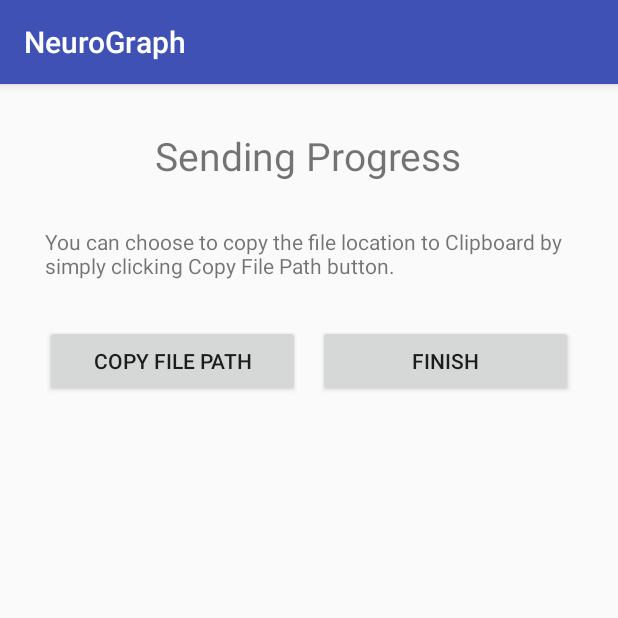
After one commit to JiashuWu/NeuroGraph, an Android app: the DisplaySendingActivity screen opened directly, with no data from a screen before it, on a phone screen of 412 x 824 dp, the top half of it. The commit adds this screen. Run offline under Robolectric (Android 15) with nearby library versions, the phone set to English and light mode, and no system bars.

Commit message:
Added DisplaySendingActivity; its layout and implementations;

```diff
--- a/app/src/main/AndroidManifest.xml
+++ b/app/src/main/AndroidManifest.xml
@@ -119,7 +119,8 @@
             android:configChanges="locale|fontScale"
             android:screenOrientation="landscape" />
         <activity android:name=".TransferTestSelectionActivity" />
-        <activity android:name=".DisplayProgressActivity"></activity>
+        <activity android:name=".DisplayProgressActivity" />
+        <activity android:name=".DisplaySendingActivity"></activity>
     </application>
 
 </manifest>
--- /dev/null
+++ b/app/src/main/java/com/example/jiashuwu/neurograph/DisplaySendingActivity.java
@@ -0,0 +1,172 @@
+package com.example.jiashuwu.neurograph;
+
+import android.app.AlertDialog;
+import android.app.ProgressDialog;
+import android.content.ClipData;
+import android.content.ClipboardManager;
+import android.content.Context;
+import android.content.DialogInterface;
+import android.content.Intent;
+import android.os.Handler;
+import android.os.Message;
+import android.support.v7.app.AppCompatActivity;
+import android.os.Bundle;
+import android.util.Log;
+import android.view.View;
+import android.widget.Button;
+import android.widget.ProgressBar;
+import android.widget.TextView;
+import android.widget.Toast;
+
+public class DisplaySendingActivity extends AppCompatActivity {
+
+    private int count = 0;
+    private ProgressDialog progressDialog;
+
+    private TextView file_location_textview;
+
+    private Button finish_button;
+    private Button copy_file_path_button;
+
+    private int frequency_per_second = 360;
+
+    private final Handler handler = new Handler()
+    {
+        public void handleMessgae (Message message)
+        {
+            final int what = message.what;
+            switch (what)
+            {
+                case 0: updateTextview();
+            }
+        }
+    };
+
+    private void updateTextview ()
+    {
+        file_location_textview.setText(Sharing.file_path);
+    }
+
+    @Override
+    protected void onCreate(Bundle savedInstanceState) {
+        super.onCreate(savedInstanceState);
+        setContentView(R.layout.activity_display_sending);
+
+        Log.d("PROGRESSES", String.valueOf(Sharing.number_of_item_in_total));
+
+        file_location_textview = (TextView) findViewById(R.id.display_sending_file_location_textview);
+        finish_button = (Button) findViewById(R.id.display_sending_finish_button);
+        copy_file_path_button = (Button) findViewById(R.id.display_sending_copy_file_path_button);
+
+        file_location_textview.setText("You can choose to copy the file location to Clipboard by simply clicking Copy File Path button. ");
+
+        copy_file_path_button.setOnClickListener(new View.OnClickListener() {
+            @Override
+            public void onClick(View v) {
+                ClipboardManager clipboardManager = (ClipboardManager) getSystemService(Context.CLIPBOARD_SERVICE);
+                ClipData clipData = ClipData.newPlainText("file_path",Sharing.file_path);
+                clipboardManager.setPrimaryClip(clipData);
+                Toast.makeText(DisplaySendingActivity.this, "File Path copied to clipboard.", Toast.LENGTH_LONG).show();
+            }
+        });
+
+        finish_button.setOnClickListener(new View.OnClickListener() {
+            @Override
+            public void onClick(View v) {
+                Intent intent = new Intent(DisplaySendingActivity.this, DataListActivity.class);
+                startActivity(intent);
+                DisplaySendingActivity.this.finish();
+            }
+        });
+
+        progressDialog = new ProgressDialog(this);
+        progressDialog.setProgressStyle(ProgressDialog.STYLE_HORIZONTAL);
+        progressDialog.setCancelable(false);
+        progressDialog.setCanceledOnTouchOutside(false);
+        progressDialog.setTitle("Processing");
+        progressDialog.setMax(Sharing.number_of_item_in_total);
+        progressDialog.setMessage("Please waiting while processing");
+        progressDialog.show();
+        new Thread(new Runnable() {
+            @Override
+            public void run() {
+                int i = 0;
+                while(i < 100)
+                {
+                    try
+                    {
+                        int waiting_time =  Sharing.number_of_item_in_total / frequency_per_second *1000 / 100;
+                        Log.d("processing", String.valueOf(Sharing.number_of_item_in_total));
+                        Log.d("processing", String.valueOf(waiting_time));
+                        Thread.sleep(waiting_time);
+                        progressDialog.incrementProgressBy(Sharing.number_of_item_in_total / 100);
+                        i++;
+                    }
+                    catch (Exception e)
+                    {
+                        e.printStackTrace();
+                    }
+                }
+                progressDialog.setProgress(100);
+                progressDialog.dismiss();
+            }
+        }).start();
+
+
+        /*
+        AlertDialog.Builder builder = new AlertDialog.Builder(DisplayProgressActivity.this);
+        builder.setTitle("Successfully Saved");
+        builder.setCancelable(false);
+        builder.setMessage("The file has been saved into the file system.");
+        builder.setPositiveButton("OK", new DialogInterface.OnClickListener() {
+            @Override
+            public void onClick(DialogInterface dialog, int which) {
+                Intent intent = new Intent(DisplayProgressActivity.this, DataListActivity.class);
+                startActivity(intent);
+                DisplayProgressActivity.this.finish();
+            }
+        });
+        builder.setNegativeButton("Copy File Path", new DialogInterface.OnClickListener() {
+            @Override
+            public void onClick(DialogInterface dialog, int which) {
+                ClipboardManager clipboardManager = (ClipboardManager) getSystemService(Context.CLIPBOARD_SERVICE);
+                ClipData clipData = ClipData.newPlainText("file_path",Sharing.file_path);
+                clipboardManager.setPrimaryClip(clipData);
+                Toast.makeText(DisplayProgressActivity.this, "File Path copied to clipboard.", Toast.LENGTH_LONG).show();
+
+                Intent intent = new Intent(DisplayProgressActivity.this, DataListActivity.class);
+                startActivity(intent);
+                DisplayProgressActivity.this.finish();
+            }
+        });
+        builder.create();
+        builder.show();
+        */
+
+
+
+
+        /*
+        count = 0;
+        new Thread(new Runnable() {
+            @Override
+            public void run() {
+                while (progressBar.getProgress() != 100)
+                {
+                    try
+                    {
+                        Thread.sleep(100);
+                        progressBar.incrementProgressBy(1);
+                    }
+                    catch (Exception e)
+                    {
+                        e.printStackTrace();
+                    }
+                }
+            }
+        }).start();
+        */
+
+
+    }
+}
--- a/app/src/main/java/com/example/jiashuwu/neurograph/SendDataEmailActivity.java
+++ b/app/src/main/java/com/example/jiashuwu/neurograph/SendDataEmailActivity.java
@@ -70,6 +70,10 @@ public class SendDataEmailActivity extends AppCompatActivity {
 
     private MyDatabaseHelper databaseHelper;
     private SQLiteDatabase database;
+
+    private MyDatabaseHelper databaseHelper1;
+    private SQLiteDatabase database1;
+
     private String databaseName = DatabaseInformation.databaseName;
     private int databaseVersion = DatabaseInformation.databaseVersion;
 
@@ -405,6 +409,38 @@ public class SendDataEmailActivity extends AppCompatActivity {
         }
     }
 
+    public int getNumber_of_item_in_total ()
+    {
+        databaseHelper1 = new MyDatabaseHelper (this, databaseName, null, databaseVersion);
+        databaseHelper1.getReadableDatabase();
+
+        database1 = databaseHelper1.getReadableDatabase();
+
+        int answer = 0;
+
+        String query = "SELECT number_of_points FROM Test";
+        String [] parameter = new String [] {};
+        Cursor cursor = database1.rawQuery(query, parameter);
+        while (cursor.moveToNext())
+        {
+            answer = answer + cursor.getInt(0);
+        }
+
+        if (cursor != null)
+        {
+            cursor.close();
+        }
+        if (database1 != null)
+        {
+            database1.close();
+        }
+        if (databaseHelper1 != null)
+        {
+            databaseHelper1.close();
+        }
+        return answer;
+    }
+
     @Override
     protected void onCreate(Bundle savedInstanceState) {
         if (Build.VERSION.SDK_INT < Build.VERSION_CODES.O)
@@ -609,6 +645,8 @@ public class SendDataEmailActivity extends AppCompatActivity {
                             {
                                 //sendEmailWorker();
 
+                                Sharing.number_of_item_in_total = getNumber_of_item_in_total();
+                                /*
                                 AlertDialog.Builder builder1 = new AlertDialog.Builder(SendDataEmailActivity.this);
                                 builder1.setTitle(R.string.successfully_sent);
                                 builder1.setCancelable(false);
@@ -635,6 +673,12 @@ public class SendDataEmailActivity extends AppCompatActivity {
                                 });
                                 builder1.create();
                                 builder1.show();
+                                */
+
+                                Intent intent = new Intent(SendDataEmailActivity.this, DisplaySendingActivity.class);
+                                startActivity(intent);
+                                SendDataEmailActivity.this.finish();
+
 
                             }
                         }
--- /dev/null
+++ b/app/src/main/res/layout/activity_display_sending.xml
@@ -0,0 +1,66 @@
+<?xml version="1.0" encoding="utf-8"?>
+<android.support.constraint.ConstraintLayout xmlns:android="http://schemas.android.com/apk/res/android"
+    xmlns:app="http://schemas.android.com/apk/res-auto"
+    xmlns:tools="http://schemas.android.com/tools"
+    android:layout_width="match_parent"
+    android:layout_height="match_parent"
+    tools:context="com.example.jiashuwu.neurograph.DisplaySendingActivity">
+
+    <RelativeLayout
+        android:layout_width="wrap_content"
+        android:layout_height="wrap_content">
+
+        <TextView
+            android:layout_width="wrap_content"
+            android:layout_height="wrap_content"
+            android:id="@+id/display_sending_title_textview"
+            android:text="Sending Progress"
+            android:textSize="26dp"
+            android:layout_marginTop="30dp"
+            android:layout_marginLeft="30dp"
+            android:layout_marginRight="30dp"
+            android:layout_centerHorizontal="true"/>
+
+        <TextView
+            android:layout_width="match_parent"
+            android:layout_height="wrap_content"
+            android:layout_below="@id/display_sending_title_textview"
+            android:layout_marginTop="30dp"
+            android:layout_marginLeft="30dp"
+            android:layout_marginRight="30dp"
+            android:text="PLACEHPLDER"
+            android:id="@+id/display_sending_file_location_textview" />
+
+        <LinearLayout
+            android:layout_width="match_parent"
+            android:layout_height="wrap_content"
+            android:layout_marginTop="30dp"
+            android:layout_below="@id/display_sending_file_location_textview">
+
+            <Button
+                android:layout_width="match_parent"
+                android:layout_height="wrap_content"
+                android:id="@+id/display_sending_copy_file_path_button"
+                android:text="Copy File Path"
+                android:layout_marginLeft="30dp"
+                android:layout_marginRight="6dp"
+                android:layout_weight="1" />
+
+            <Button
+                android:layout_width="match_parent"
+                android:layout_height="wrap_content"
+                android:layout_weight="1"
+                android:layout_marginLeft="6dp"
+                android:layout_marginRight="30dp"
+                android:text="Finish"
+                android:id="@+id/display_sending_finish_button" />
+
+        </LinearLayout>
+
+
+
+
+
+    </RelativeLayout>
+
+</android.support.constraint.ConstraintLayout>
```
